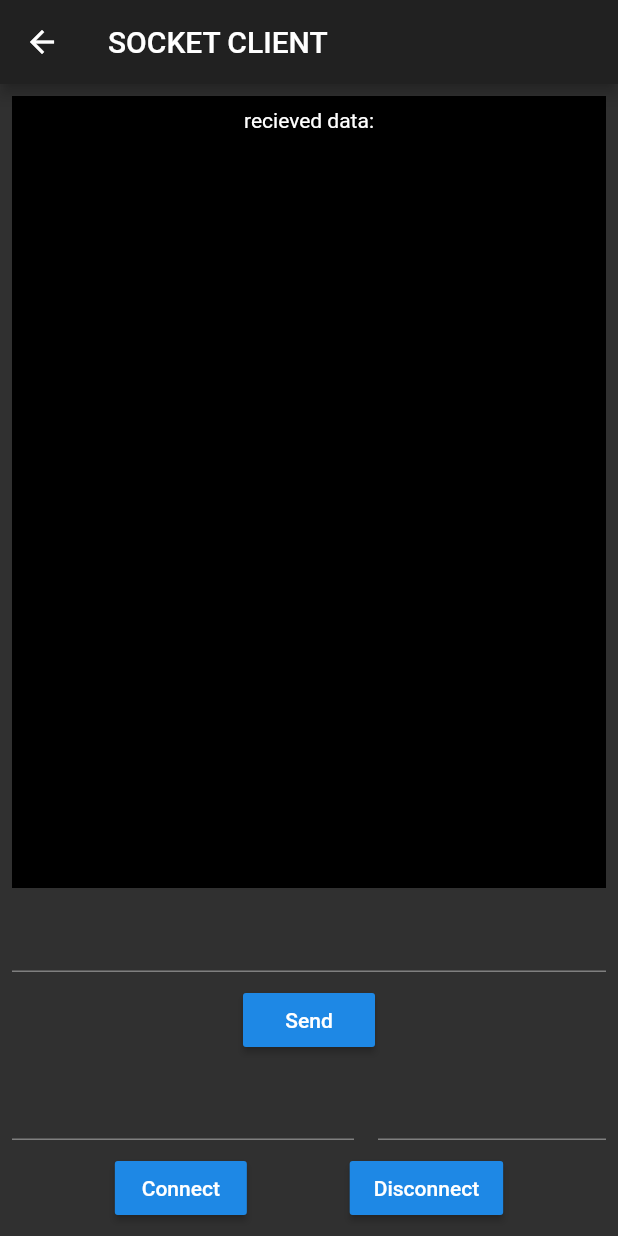
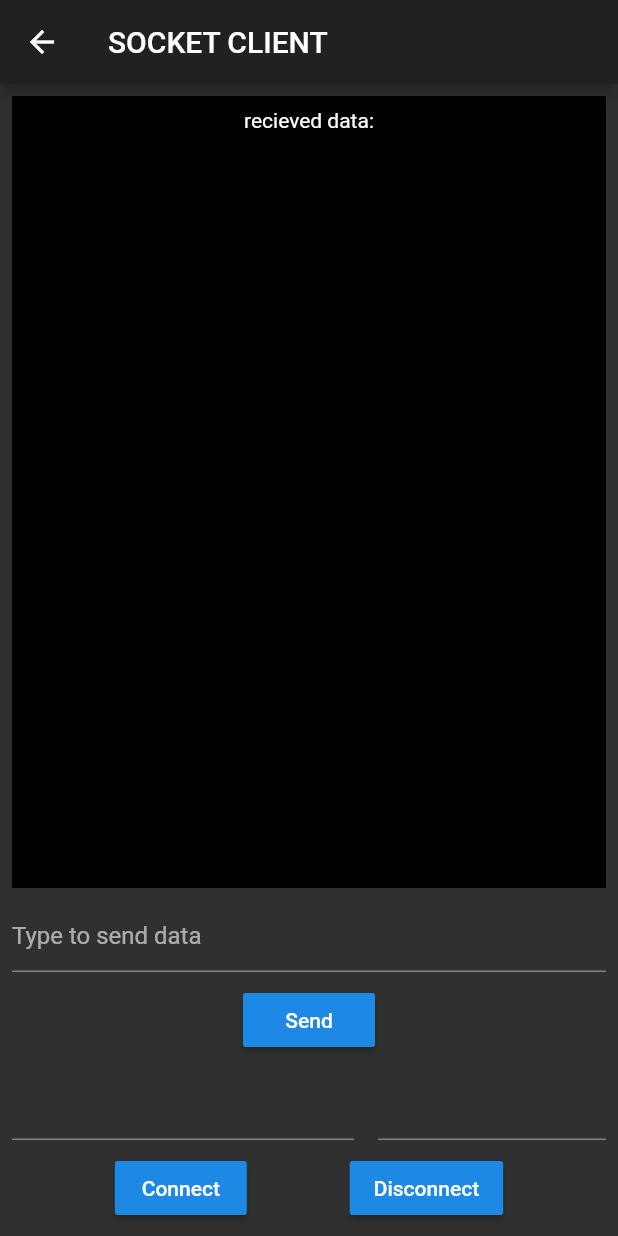
Before and after one commit to femrek/flutter_socket_practice, a Flutter app: the ScreenSocketClient screen opened by its route, on a phone screen of 412 x 824 dp. Run offline on Flutter 3.47's test engine with Material 2 defaults, Android fonts, the phone set to English and light mode, and no system bars.

Commit message:
feat: added hint to send data inputs

```diff
--- a/lib/screen_socket_client.dart
+++ b/lib/screen_socket_client.dart
@@ -2,6 +2,7 @@ import 'dart:io';
 import 'dart:typed_data';
 
 import 'package:flutter/material.dart';
+import 'package:flutter/services.dart';
 
 class ScreenSocketClient extends StatefulWidget {
   @override
@@ -74,6 +75,9 @@ class _ScreenSocketClientState extends State<ScreenSocketClient> {
             /// data input
             TextField(
               controller: _dataInputController,
+              decoration: InputDecoration(
+                hintText: 'Type to send data',
+              ),
             ),
             _space(),
             /// send data
--- a/lib/screen_socket_server.dart
+++ b/lib/screen_socket_server.dart
@@ -82,6 +82,9 @@ class _ScreenSocketServerState extends State<ScreenSocketServer> {
             /// data input
             TextField(
               controller: _dataInputController,
+              decoration: InputDecoration(
+                hintText: 'Type to send data',
+              ),
             ),
             _space(),
             /// send data button
```
